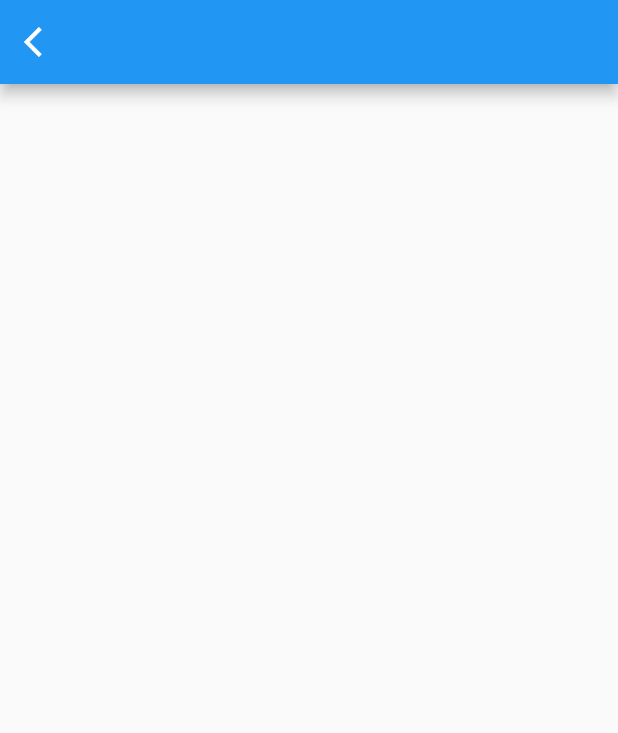
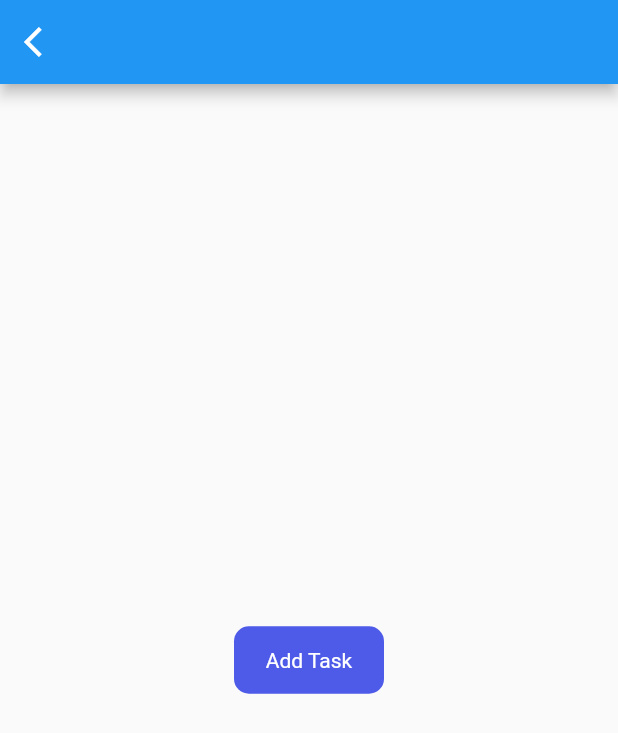
Before and after one commit to AsmaelMohamed2023/todo_app, a Flutter app: the screen it shows after launch, on a phone screen of 412 x 824 dp. Shown: the top 733 px of the screen. Run offline on Flutter 3.47's test engine with Material 2 defaults, Android fonts, the phone set to English and light mode, and no system bars; our stand-ins replace get, get_storage, google_fonts.

Commit message:
customButton

```diff
--- a/lib/ui/pages/home_page.dart
+++ b/lib/ui/pages/home_page.dart
@@ -2,6 +2,7 @@ import 'package:flutter/material.dart';
 import 'package:get/get.dart';
 import 'package:todo/services/theme_services.dart';
 import 'package:todo/ui/pages/notification_screen.dart';
+import 'package:todo/ui/widgets/button.dart';
 
 class HomePage extends StatefulWidget {
   const HomePage({Key? key}) : super(key: key);
@@ -24,7 +25,12 @@ class _HomePageState extends State<HomePage> {
           icon: const Icon(Icons.arrow_back_ios),
         ),
       ),
-      body: Container(),
+      body: Center(
+        child: MyButton(
+          label: 'Add Task',
+          onTap: () {},
+        ),
+      ),
     );
   }
 }
--- a/lib/ui/widgets/button.dart
+++ b/lib/ui/widgets/button.dart
@@ -1,10 +1,32 @@
 import 'package:flutter/material.dart';
+import 'package:todo/ui/theme.dart';
 
 class MyButton extends StatelessWidget {
-  const MyButton({Key? key}) : super(key: key);
+  const MyButton({Key? key, required this.label, required this.onTap})
+      : super(key: key);
+  final String label;
+  final Function() onTap;
 
   @override
   Widget build(BuildContext context) {
-    return Container();
+    return GestureDetector(
+      onTap: onTap,
+      child: Container(
+        width: 100,
+        height: 45,
+        decoration: BoxDecoration(
+          borderRadius: BorderRadius.circular(10),
+          color: primaryClr,
+        ),
+        alignment: Alignment.center,
+        child: Text(
+          label,
+          style: const TextStyle(
+            color: white,
+          ),
+          textAlign: TextAlign.center,
+        ),
+      ),
+    );
   }
 }
```
